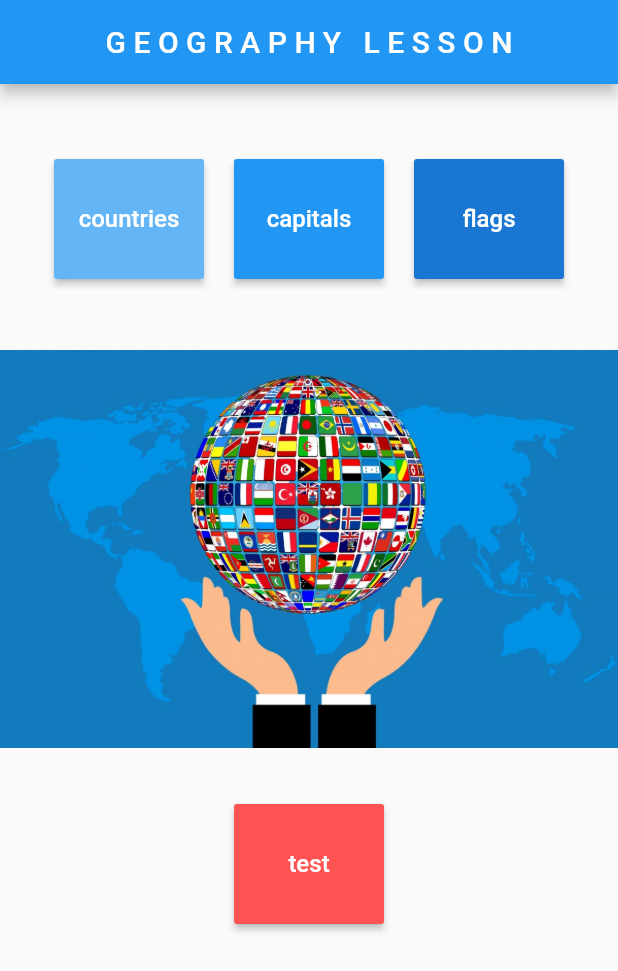
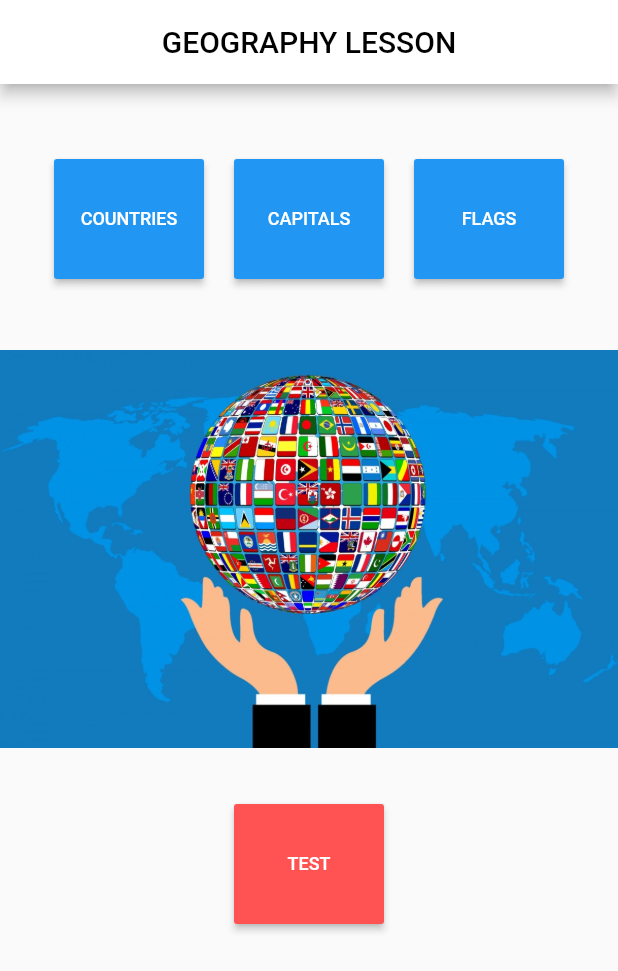
Before and after one commit to shchnad/flutter_countries, a Flutter app: the screen it shows after launch, on a phone screen of 412 x 824 dp. Shown: the top 971 px of the screen. Run offline on Flutter 3.47's test engine with Material 2 defaults, Android fonts, the phone set to English and light mode, and no system bars.

Commit message:
commit 24/12/2020

```diff
--- a/lib/pages/home.dart
+++ b/lib/pages/home.dart
@@ -1,5 +1,4 @@
 import 'package:flutter/material.dart';
-import 'package:flutter_svg/flutter_svg.dart';
 
 class Home extends StatefulWidget {
   @override
@@ -11,12 +10,16 @@ class _HomeState extends State<Home> {
   Widget build(BuildContext context) {
     return Scaffold(
       appBar: AppBar(
-        // backgroundColor: Colors.red,
+        backgroundColor: Colors.white,
         title: Center(
-          child: Text('GEOGRAPHY LESSON',
+          child: Text(
+          'GEOGRAPHY LESSON',
           style: TextStyle(
-              letterSpacing: 5)),
-        )
+              letterSpacing: 0,
+              color: Colors.black
+            )
+          ),
+        ),
       ),
       body: SafeArea(
         child: Column(children: [
@@ -29,8 +32,8 @@ class _HomeState extends State<Home> {
                 width: 100,
                 child: RaisedButton(
                   textColor: Colors.white,
-                  color: Colors.blue[300],
-                  child: Text('countries', style: TextStyle(fontSize: 16),),
+                  color: Colors.blue[500],
+                  child: Text('COUNTRIES', style: TextStyle(fontSize: 12),),
                   onPressed: (){},
                 )
               ),
@@ -43,7 +46,7 @@ class _HomeState extends State<Home> {
                   child: RaisedButton(
                     textColor: Colors.white,
                     color: Colors.blue[500],
-                    child: Text('capitals', style: TextStyle(fontSize: 16),),
+                    child: Text('CAPITALS', style: TextStyle(fontSize: 12),),
                     onPressed: (){},
                   )
               ),
@@ -55,8 +58,8 @@ class _HomeState extends State<Home> {
                   width: 100,
                   child: RaisedButton(
                     textColor: Colors.white,
-                    color: Colors.blue[700],
-                    child: Text('flags', style: TextStyle(fontSize: 16),),
+                    color: Colors.blue[500],
+                    child: Text('FLAGS', style: TextStyle(fontSize: 12),),
                     onPressed: (){},
                   )
               ),
@@ -83,7 +86,7 @@ class _HomeState extends State<Home> {
               child: RaisedButton(
                 textColor: Colors.white,
                 color: Colors.redAccent,
-                child: Text('test', style: TextStyle(fontSize: 16),),
+                child: Text('TEST', style: TextStyle(fontSize: 12),),
                 onPressed: (){},
               )
           ),
```
